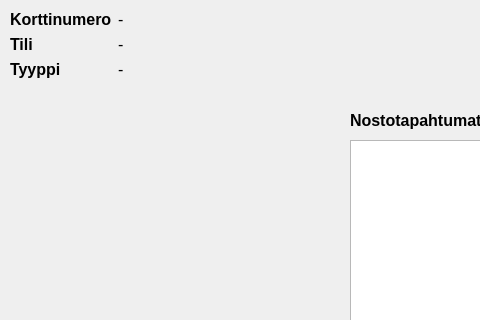
Before: the Qt Designer form frontend/atm/accountinfo.ui in rronkkeli/pankkiprojekti, drawn with Qt 5; both pictures show x 0 to 480 and y 0 to 320 of the 800 by 600 pixel window.
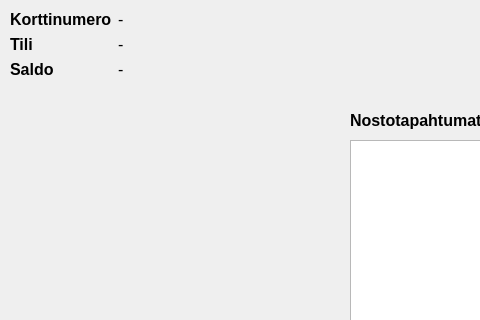
After: the same form once the commit is applied.

The edit to the form file:
```diff
--- a/frontend/atm/accountinfo.ui
+++ b/frontend/atm/accountinfo.ui
@@ -82,7 +82,7 @@
        </font>
       </property>
       <property name="text">
-       <string>Tyyppi</string>
+       <string>Saldo</string>
       </property>
      </widget>
     </item>
```
Left out of the diff: 2 changed lines with no effect on the pictures.
